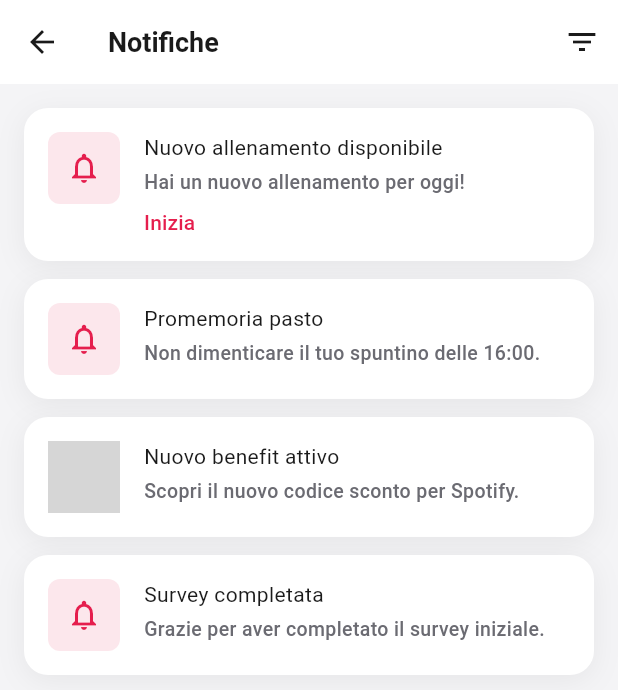
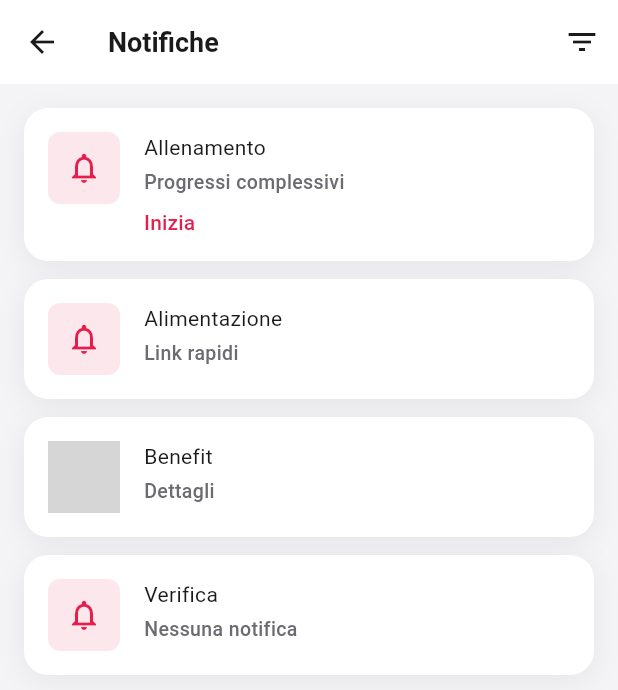
Before and after one commit to stebaia/kilocal_flutter_app, a Flutter app: the _HomeView screen opened directly, after a tap on the "notifications" icon, on a phone screen of 412 x 824 dp. Shown: the top 690 px of the screen. Run offline on Flutter 3.47's test engine with Material 3 defaults, Android fonts, the phone set to English and light mode, and no system bars; our stand-ins replace bloc, dio, equatable, flutter_bloc, flutter_secure_storage, get_it and 3 more; accounts and stored records are empty; generated files the repository leaves out were written again; network calls fail; grey boxes are pictures that could not be loaded.

Commit message:
refactor: move mock data out of cubits into localized MockDataFactory
- Create domain entities: AreaStat, NotificationItem, MomentiData
- Create MockDataFactory with localized mock data for all features
- Refactor HomeCubit, StatisticsCubit, NotificationsCubit, MomentiCubit
  to accept initialData instead of hardcoded mocks
- Update screens to inject mock data via factory using AppLocalizations

```diff
--- /dev/null
+++ b/lib/core/utils/mock_data_factory.dart
@@ -0,0 +1,97 @@
+import 'package:kilocal_flutter_app/l10n/app_localizations.dart';
+
+import '../../features/home/domain/entities/home_data.dart';
+import '../../features/momenti/domain/entities/momenti_data.dart';
+import '../../features/notifications/domain/entities/notification_item.dart';
+import '../../features/statistics/domain/entities/area_stat.dart';
+
+/// Centralized factory for localized mock data.
+///
+/// Every user-facing string is resolved via [AppLocalizations] so the mock
+/// data respects the current locale. Replace this factory with real
+/// repositories once the backend contracts are defined.
+abstract final class MockDataFactory {
+  MockDataFactory._();
+
+  static HomeData homeData(AppLocalizations l10n) {
+    return HomeData(
+      userName: 'Management',
+      overallProgress: 0.80,
+      quickCards: [
+        QuickCard(title: l10n.month1, subtitle: l10n.phase1, icon: '📅'),
+        QuickCard(title: l10n.areaTraining, subtitle: '4 ${l10n.diaryPending.toLowerCase()}', icon: '🎯'),
+      ],
+      heroItems: [
+        HeroItem(
+          title: l10n.homeHeroTitle,
+          subtitle: l10n.areaNutrition,
+          imageUrl: 'https://placehold.co/600x300/e51e4d/ffffff?text=Hero+1',
+        ),
+        HeroItem(
+          title: l10n.homeProgress,
+          subtitle: l10n.activitiesCount(3, 15),
+          imageUrl: 'https://placehold.co/600x300/c9143c/ffffff?text=Hero+2',
+        ),
+      ],
+    );
+  }
+
+  static List<AreaStat> statistics(AppLocalizations l10n) {
+    return [
+      AreaStat(area: l10n.areaTraining, month: l10n.month1, completed: 3, total: 15),
+      AreaStat(area: l10n.areaNutrition, month: l10n.month1, completed: 5, total: 18),
+      AreaStat(area: l10n.areaWellbeing, month: l10n.month1, completed: 8, total: 25),
+      AreaStat(area: l10n.areaIntegration, month: l10n.phase1, completed: 5, total: 19),
+    ];
+  }
+
+  static List<NotificationItem> notifications(AppLocalizations l10n) {
+    return [
+      NotificationItem(
+        id: '1',
+        title: l10n.areaTraining,
+        body: l10n.homeProgress,
+        timestamp: DateTime.now().subtract(const Duration(minutes: 5)),
+        type: NotificationType.withCta,
+        ctaLabel: l10n.surveyStart,
+      ),
+      NotificationItem(
+        id: '2',
+        title: l10n.areaNutrition,
+        body: l10n.homeQuickLinks,
+        timestamp: DateTime.now().subtract(const Duration(hours: 2)),
+      ),
+      NotificationItem(
+        id: '3',
+        title: l10n.benefitsTitle,
+        body: l10n.benefitDetails,
+        timestamp: DateTime.now().subtract(const Duration(days: 1)),
+        type: NotificationType.withImage,
+        imageUrl: 'https://placehold.co/80x80/e51e4d/ffffff?text=SP',
+      ),
+      NotificationItem(
+        id: '4',
+        title: l10n.surveyVerify,
+        body: l10n.notificationsEmpty,
+        timestamp: DateTime.now().subtract(const Duration(days: 2)),
+      ),
+    ];
+  }
+
+  static MomentiData momenti(AppLocalizations l10n) {
+    return MomentiData(
+      title: l10n.homeHeroTitle,
+      body: l10n.homeProgress,
+      heroImageUrl: 'https://placehold.co/600x300/e51e4d/ffffff?text=Momenti',
+      meccanica: [
+        MeccanicaItem(day: '${l10n.month1} 1', description: l10n.diaryCompleted),
+        MeccanicaItem(day: '${l10n.month1} 2', description: l10n.diaryPending),
+        MeccanicaItem(day: '${l10n.month1} 3', description: l10n.areaTraining),
+        MeccanicaItem(day: '${l10n.month1} 4', description: l10n.areaNutrition),
+        MeccanicaItem(day: '${l10n.month1} 5', description: l10n.areaWellbeing),
+        MeccanicaItem(day: '${l10n.month1} 6', description: l10n.areaIntegration),
+        MeccanicaItem(day: '${l10n.month1} 7', description: l10n.statisticsTitle),
+      ],
+    );
+  }
+}
--- a/lib/features/home/presentation/cubit/home_cubit.dart
+++ b/lib/features/home/presentation/cubit/home_cubit.dart
@@ -5,41 +5,15 @@ import '../../domain/entities/home_data.dart';
 
 part 'home_state.dart';
 
-/// Cubit that loads home screen data.
-/// Currently uses mock data until the backend contract is available.
 class HomeCubit extends Cubit<HomeState> {
-  HomeCubit() : super(const HomeState());
+  HomeCubit({HomeData? initialData}) : super(HomeState(data: initialData));
 
   Future<void> load() async {
+    if (state.data != null) {
+      emit(state.copyWith(status: HomeStatus.loaded));
+      return;
+    }
     emit(state.copyWith(status: HomeStatus.loading));
-    // Simulate network delay
-    await Future<void>.delayed(const Duration(milliseconds: 800));
-    emit(
-      state.copyWith(
-        status: HomeStatus.loaded,
-        data: _mockData,
-      ),
-    );
+    // TODO: call repository when backend is ready
   }
-
-  static const HomeData _mockData = HomeData(
-    userName: 'Management',
-    overallProgress: 0.80,
-    quickCards: [
-      QuickCard(title: 'Mese 1', subtitle: 'Fase base', icon: '📅'),
-      QuickCard(title: 'Aree', subtitle: '4 attive', icon: '🎯'),
-    ],
-    heroItems: [
-      HeroItem(
-        title: 'Scopri il nuovo programma',
-        subtitle: 'Nutrizione personalizzata',
-        imageUrl: 'https://placehold.co/600x300/e51e4d/ffffff?text=Hero+1',
-      ),
-      HeroItem(
-        title: 'Allenamento consigliato',
-        subtitle: '3 esercizi per oggi',
-        imageUrl: 'https://placehold.co/600x300/c9143c/ffffff?text=Hero+2',
-      ),
-    ],
-  );
 }
--- /dev/null
+++ b/lib/features/momenti/domain/entities/momenti_data.dart
@@ -0,0 +1,20 @@
+class MeccanicaItem {
+  const MeccanicaItem({required this.day, required this.description});
+
+  final String day;
+  final String description;
+}
+
+class MomentiData {
+  const MomentiData({
+    required this.title,
+    required this.body,
+    required this.heroImageUrl,
+    required this.meccanica,
+  });
+
+  final String title;
+  final String body;
+  final String heroImageUrl;
+  final List<MeccanicaItem> meccanica;
+}
--- /dev/null
+++ b/lib/features/notifications/domain/entities/notification_item.dart
@@ -0,0 +1,36 @@
+enum NotificationType { plain, withImage, withCta }
+
+class NotificationItem {
+  const NotificationItem({
+    required this.id,
+    required this.title,
+    required this.body,
+    required this.timestamp,
+    this.type = NotificationType.plain,
+    this.imageUrl,
+    this.ctaLabel,
+    this.archived = false,
+  });
+
+  final String id;
+  final String title;
+  final String body;
+  final DateTime timestamp;
+  final NotificationType type;
+  final String? imageUrl;
+  final String? ctaLabel;
+  final bool archived;
+
+  NotificationItem copyWith({bool? archived}) {
+    return NotificationItem(
+      id: id,
+      title: title,
+      body: body,
+      timestamp: timestamp,
+      type: type,
+      imageUrl: imageUrl,
+      ctaLabel: ctaLabel,
+      archived: archived ?? this.archived,
+    );
+  }
+}
--- a/lib/features/notifications/presentation/cubit/notifications_cubit.dart
+++ b/lib/features/notifications/presentation/cubit/notifications_cubit.dart
@@ -1,73 +1,21 @@
 import 'package:bloc/bloc.dart';
 import 'package:equatable/equatable.dart';
 
+import '../../domain/entities/notification_item.dart';
+
 part 'notifications_state.dart';
 
-enum NotificationType { plain, withImage, withCta }
-
-class NotificationItem {
-  const NotificationItem({
-    required this.id,
-    required this.title,
-    required this.body,
-    required this.timestamp,
-    this.type = NotificationType.plain,
-    this.imageUrl,
-    this.ctaLabel,
-    this.archived = false,
-  });
-
-  final String id;
-  final String title;
-  final String body;
-  final DateTime timestamp;
-  final NotificationType type;
-  final String? imageUrl;
-  final String? ctaLabel;
-  final bool archived;
-}
-
 class NotificationsCubit extends Cubit<NotificationsState> {
-  NotificationsCubit() : super(const NotificationsState());
+  NotificationsCubit({List<NotificationItem>? initialData})
+      : super(NotificationsState(items: initialData ?? const []));
 
   Future<void> load() async {
+    if (state.items.isNotEmpty) {
+      emit(state.copyWith(status: NotificationsStatus.loaded));
+      return;
+    }
     emit(state.copyWith(status: NotificationsStatus.loading));
-    await Future<void>.delayed(const Duration(milliseconds: 500));
-    emit(
-      state.copyWith(
-        status: NotificationsStatus.loaded,
-        items: [
-          NotificationItem(
-            id: '1',
-            title: 'Nuovo allenamento disponibile',
-            body: 'Hai un nuovo allenamento per oggi!',
-            timestamp: DateTime.now().subtract(const Duration(minutes: 5)),
-            type: NotificationType.withCta,
-            ctaLabel: 'Inizia',
-          ),
-          NotificationItem(
-            id: '2',
-            title: 'Promemoria pasto',
-            body: 'Non dimenticare il tuo spuntino delle 16:00.',
-            timestamp: DateTime.now().subtract(const Duration(hours: 2)),
-          ),
-          NotificationItem(
-            id: '3',
-            title: 'Nuovo benefit attivo',
-            body: 'Scopri il nuovo codice sconto per Spotify.',
-            timestamp: DateTime.now().subtract(const Duration(days: 1)),
-            type: NotificationType.withImage,
-            imageUrl: 'https://placehold.co/80x80/e51e4d/ffffff?text=SP',
-          ),
-          NotificationItem(
-            id: '4',
-            title: 'Survey completata',
-            body: 'Grazie per aver completato il survey iniziale.',
-            timestamp: DateTime.now().subtract(const Duration(days: 2)),
-          ),
-        ],
-      ),
-    );
+    // TODO: call repository when backend is ready
   }
 
   void archive(String id) {
@@ -77,18 +25,3 @@ class NotificationsCubit extends Cubit<NotificationsState> {
     emit(state.copyWith(items: updated));
   }
 }
-
-extension on NotificationItem {
-  NotificationItem copyWith({bool? archived}) {
-    return NotificationItem(
-      id: id,
-      title: title,
-      body: body,
-      timestamp: timestamp,
-      type: type,
-      imageUrl: imageUrl,
-      ctaLabel: ctaLabel,
-      archived: archived ?? this.archived,
-    );
-  }
-}
--- a/lib/features/notifications/presentation/notifications_screen.dart
+++ b/lib/features/notifications/presentation/notifications_screen.dart
@@ -5,6 +5,7 @@ import 'package:kilocal_flutter_app/l10n/app_localizations.dart';
 import '../../../core/theme/app_colors.dart';
 import '../../../core/theme/app_spacing.dart';
 import '../../../core/theme/app_typography.dart';
+import '../../../core/utils/mock_data_factory.dart';
 import '../../../core/widgets/app_card.dart';
 import 'cubit/notifications_cubit.dart';
 
@@ -14,7 +15,10 @@ class NotificationsScreen extends StatelessWidget {
   @override
   Widget build(BuildContext context) {
     return BlocProvider(
-      create: (_) => NotificationsCubit()..load(),
+      create: (context) {
+        final l10n = AppLocalizations.of(context)!;
+        return NotificationsCubit(initialData: MockDataFactory.notifications(l10n))..load();
+      },
       child: const _NotificationsView(),
     );
   }
--- /dev/null
+++ b/lib/features/statistics/domain/entities/area_stat.dart
@@ -0,0 +1,16 @@
+/// Domain entity representing a single area statistic.
+class AreaStat {
+  const AreaStat({
+    required this.area,
+    required this.month,
+    required this.completed,
+    required this.total,
+  });
+
+  final String area;
+  final String month;
+  final int completed;
+  final int total;
+
+  double get percent => total == 0 ? 0 : completed / total;
+}
--- a/lib/features/statistics/presentation/statistics_screen.dart
+++ b/lib/features/statistics/presentation/statistics_screen.dart
@@ -4,6 +4,7 @@ import 'package:kilocal_flutter_app/l10n/app_localizations.dart';
 
 import '../../../core/theme/app_spacing.dart';
 import '../../../core/theme/app_typography.dart';
+import '../../../core/utils/mock_data_factory.dart';
 import '../../../core/widgets/app_card.dart';
 import '../../../core/widgets/circular_progress.dart';
 import 'cubit/statistics_cubit.dart';
@@ -14,7 +15,10 @@ class StatisticsScreen extends StatelessWidget {
   @override
   Widget build(BuildContext context) {
     return BlocProvider(
-      create: (_) => StatisticsCubit()..load(),
+      create: (context) {
+        final l10n = AppLocalizations.of(context)!;
+        return StatisticsCubit(initialData: MockDataFactory.statistics(l10n))..load();
+      },
       child: const _StatisticsView(),
     );
   }
```
Also changed, not shown: lib/features/home/presentation/home_screen.dart (+6 -1 lines), lib/features/momenti/presentation/cubit/momenti_cubit.dart (+8 -42 lines), lib/features/momenti/presentation/momenti_screen.dart (+6 -1 lines), lib/features/statistics/presentation/cubit/statistics_cubit.dart (+9 -29 lines).
